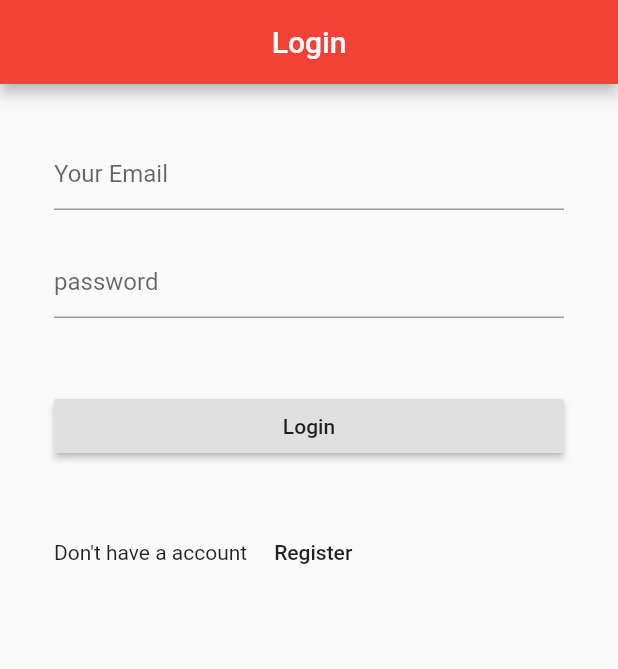
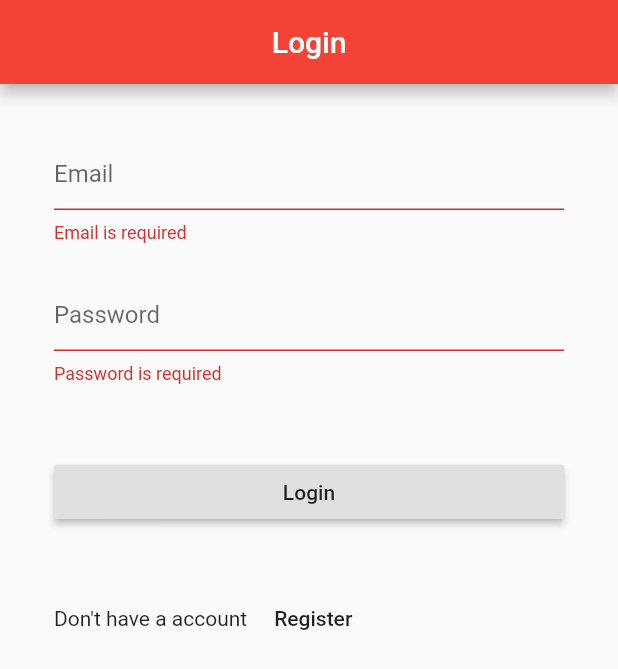
Before and after one commit to mohamed9519/todo_list, a Flutter app: the screen it shows after launch, after a tap on "Login", on a phone screen of 412 x 824 dp. Shown: the top 669 px of the screen. Run offline on Flutter 3.47's test engine with Material 2 defaults, Android fonts, the phone set to English and light mode, and no system bars; our stand-ins replace cloud_firestore, firebase_auth; accounts and stored records are empty.

Commit message:
active login button

```diff
--- a/lib/auth/login.dart
+++ b/lib/auth/login.dart
@@ -1,4 +1,6 @@
 import 'package:ToDo/auth/register.dart';
+import 'package:ToDo/todo/home_screen.dart';
+import 'package:firebase_auth/firebase_auth.dart';
 import 'package:flutter/cupertino.dart';
 import 'package:flutter/material.dart';
 
@@ -8,6 +10,23 @@ class LoginScreen extends StatefulWidget {
 }
 
 class _LoginScreenState extends State<LoginScreen> {
+
+  TextEditingController _emailController = TextEditingController();
+  TextEditingController _passwordController = TextEditingController();
+
+  final _formKey = GlobalKey<FormState>();
+
+  bool _autoValidation = false;
+  bool _isLoading = false;
+  String _error ;
+
+  @override
+  void dispose() {
+    super.dispose();
+    _emailController.dispose();
+    _passwordController.dispose();
+  }
+
   @override
   Widget build(BuildContext context) {
     return Scaffold(
@@ -15,29 +34,54 @@ class _LoginScreenState extends State<LoginScreen> {
         centerTitle: true,
         title: Text("Login"),
       ),
-      body: SingleChildScrollView(
-        child: Padding(padding: EdgeInsets.all(36),
-          child:  Column(
+      body: _isLoading ? _Loading(context) : _form(context),
+    );
+  }
+  Widget _form(BuildContext context){
+    return SingleChildScrollView(
+      child: Padding(padding: EdgeInsets.all(36),
+        child:  Form(
+          autovalidate: _autoValidation,
+          key: _formKey,
+          child: Column(
             children: <Widget>[
               TextFormField(
+                controller: _emailController,
                 decoration: InputDecoration(
-                  hintText: "Your Email"
+                    hintText: "Email"
                 ),
+                validator: (value) {
+                  if (value.isEmpty) {
+                    return 'Email is required';
+                  }
+                  return null;
+                },
               ),
               SizedBox(height: 24,),
               TextFormField(
                 obscureText: true,
+                controller: _passwordController,
                 decoration: InputDecoration(
-                  hintText: "password"
+                    hintText: "Password"
                 ),
+                validator: (value) {
+                  if (value.isEmpty) {
+                    return 'Password is required';
+                  }else if(value.length<5){
+                    return"Pasword must be more than 5 charcters";
+
+                  }
+                  return null;
+                },
               ),
               SizedBox(height: 48,),
               Container(
                 width: double.infinity,
-                child: RaisedButton(onPressed:(){},
-                child: Text("Login"),
+                child: RaisedButton(onPressed:_onClickLogin,
+                  child: Text("Login"),
                 ),
               ),
+              _errorMessage(context),
               SizedBox(height: 36,),
               Row(
                 children: <Widget>[
@@ -50,9 +94,47 @@ class _LoginScreenState extends State<LoginScreen> {
               )
             ],
           ),
+        ),
 
-        ),
       ),
     );
   }
+  Widget _Loading(BuildContext context) {
+    return Center(
+      child: CircularProgressIndicator(),
+    );
+  }
+
+  void _onClickLogin() async {
+    if (!_formKey.currentState.validate()) {
+      setState(() {
+        _autoValidation = true;
+      });
+    } else {
+      setState(() {
+        _isLoading = true;
+        _autoValidation = false;
+      });
+      FirebaseAuth.instance.
+      signInWithEmailAndPassword(email: _emailController.text, password: _passwordController.text).
+      then((_){
+        Navigator.of(context).pushReplacement(
+            MaterialPageRoute(builder: (context) => HomeScreen()));
+      });
+
+
+    }
+  }
+  Widget _errorMessage(BuildContext context) {
+    if (_error == null) {
+      return Container();
+    } else {
+      return Container(
+        child: Text(
+          _error,
+          style: TextStyle(color: Colors.red),
+        ),
+      );
+    }
+  }
 }
--- a/lib/auth/register.dart
+++ b/lib/auth/register.dart
@@ -12,16 +12,13 @@ class RegisterScreen extends StatefulWidget {
 class _RegisterScreenState extends State<RegisterScreen> {
   TextEditingController _emailController = TextEditingController();
   TextEditingController _passwordController = TextEditingController();
-  TextEditingController _confirmpasswordController= TextEditingController();
+  TextEditingController _confirmpasswordController = TextEditingController();
   TextEditingController _nameController = TextEditingController();
 
   final _formKey = GlobalKey<FormState>();
   bool _autoValidation = false;
   bool _isLoading = false;
-  String _error ;
-
-
-
+  String _error;
 
   @override
   void dispose() {
@@ -38,12 +35,14 @@ class _RegisterScreenState extends State<RegisterScreen> {
         centerTitle: true,
         title: Text("Create New Account"),
       ),
-      body: _isLoading ? _Loading(context) : _form(context) ,
+      body: _isLoading ? _Loading(context) : _form(context),
     );
   }
-  Widget _form(BuildContext context){
+
+  Widget _form(BuildContext context) {
     return SingleChildScrollView(
-      child: Padding(padding: EdgeInsets.all(36),
+      child: Padding(
+        padding: EdgeInsets.all(36),
         child: Form(
           autovalidate: _autoValidation,
           key: _formKey,
@@ -51,9 +50,7 @@ class _RegisterScreenState extends State<RegisterScreen> {
             children: <Widget>[
               TextFormField(
                 controller: _nameController,
-                decoration: InputDecoration(
-                    hintText: "Name"
-                ),
+                decoration: InputDecoration(hintText: "Name"),
                 validator: (value) {
                   if (value.isEmpty) {
                     return 'Name is required';
@@ -61,12 +58,12 @@ class _RegisterScreenState extends State<RegisterScreen> {
                   return null;
                 },
               ),
-              SizedBox(height: 24,),
+              SizedBox(
+                height: 24,
+              ),
               TextFormField(
                 controller: _emailController,
-                decoration: InputDecoration(
-                    hintText: "Email"
-                ),
+                decoration: InputDecoration(hintText: "Email"),
                 validator: (value) {
                   if (value.isEmpty) {
                     return 'Email is required';
@@ -74,120 +71,123 @@ class _RegisterScreenState extends State<RegisterScreen> {
                   return null;
                 },
               ),
-              SizedBox(height: 24,),
+              SizedBox(
+                height: 24,
+              ),
               TextFormField(
                 obscureText: true,
                 controller: _passwordController,
-                decoration: InputDecoration(
-                    hintText: "Password"
-                ),
+                decoration: InputDecoration(hintText: "Password"),
                 validator: (value) {
                   if (value.isEmpty) {
                     return 'Password is required';
-                  }else if(value.length<5){
-                    return"Pasword must be more than 5 charcters";
-
+                  } else if (value.length < 5) {
+                    return "Pasword must be more than 5 charcters";
                   }
                   return null;
                 },
               ),
-              SizedBox(height: 24,),
+              SizedBox(
+                height: 24,
+              ),
               TextFormField(
                 obscureText: true,
                 controller: _confirmpasswordController,
-                decoration: InputDecoration(
-                    hintText: "Confirm password"
-                ),
+                decoration: InputDecoration(hintText: "Confirm password"),
                 validator: (value) {
                   if (value.isEmpty) {
                     return 'Confirmation password is required';
-                  }else if(_passwordController.text!=_confirmpasswordController.text){
-                    return"password is not matched";
+                  } else if (_passwordController.text !=
+                      _confirmpasswordController.text) {
+                    return "password is not matched";
                   }
                   return null;
                 },
-
               ),
-              SizedBox(height: 36,),
+              SizedBox(
+                height: 36,
+              ),
               Container(
                 width: double.infinity,
-                child: RaisedButton(onPressed: _onClickRegister,
+                child: RaisedButton(
+                  onPressed: _onClickRegister,
                   child: Text("Register"),
                 ),
               ),
-              SizedBox(height: 24,),
+              SizedBox(
+                height: 24,
+              ),
               _errorMessage(context),
               Row(
                 children: <Widget>[
                   Text("Have a account ?"),
-                  FlatButton(onPressed: (){
-                    Navigator.of(context).pushReplacement(MaterialPageRoute(builder: (context)=>LoginScreen()));
-                  },
+                  FlatButton(
+                      onPressed: () {
+                        Navigator.of(context).pushReplacement(MaterialPageRoute(
+                            builder: (context) => LoginScreen()));
+                      },
                       child: Text("Login"))
                 ],
               )
             ],
           ),
         ),
-
       ),
     );
+  }
 
-  }
-  Widget _Loading(BuildContext context){
+  Widget _Loading(BuildContext context) {
     return Center(
       child: CircularProgressIndicator(),
     );
   }
 
-
-  void _onClickRegister() async{
+  void _onClickRegister() async {
     if (!_formKey.currentState.validate()) {
       setState(() {
-        _autoValidation=true;
+        _autoValidation = true;
       });
-    }else{
+    } else {
       setState(() {
         _isLoading = true;
-        _autoValidation=false;
+        _autoValidation = false;
       });
 
-      FirebaseAuth.
-      instance.
-      createUserWithEmailAndPassword(email: _emailController.text, password: _passwordController.text)
-      .then((authResult){
+      FirebaseAuth.instance
+          .createUserWithEmailAndPassword(
+              email: _emailController.text, password: _passwordController.text)
+          .then((authResult) {
         Firestore.instance.collection("porfile").document().setData({
-          "name" : _nameController.text,
-          "user_id" : authResult.user.uid
-        }).then((_){
-          Navigator.of(context).pushReplacement(MaterialPageRoute(builder: (context)=>HomeScreen()));
-        }).catchError((error){
+          "name": _nameController.text,
+          "user_id": authResult.user.uid
+        }).then((_) {
+          Navigator.of(context).pushReplacement(
+              MaterialPageRoute(builder: (context) => HomeScreen()));
+        }).catchError((error) {
           setState(() {
-            _isLoading= false;
-            _error=error.toString();
+            _isLoading = false;
+            _error = error.toString();
           });
         });
-
-      })
-      .catchError((error){
+      }).catchError((error) {
         setState(() {
-          _isLoading= false;
-          _error=error.toString();
+          _isLoading = false;
+          _error = error.toString();
         });
       });
-
-
     }
   }
 
-  Widget _errorMessage(BuildContext context){
-    if(_error==null){
+  Widget _errorMessage(BuildContext context) {
+    if (_error == null) {
       return Container();
-    }else{
+    } else {
       return Container(
-        child: Text(_error, style: TextStyle(color: Colors.red),),
+        child: Text(
+          _error,
+          style: TextStyle(color: Colors.red),
+        ),
       );
     }
-
   }
 }
```
